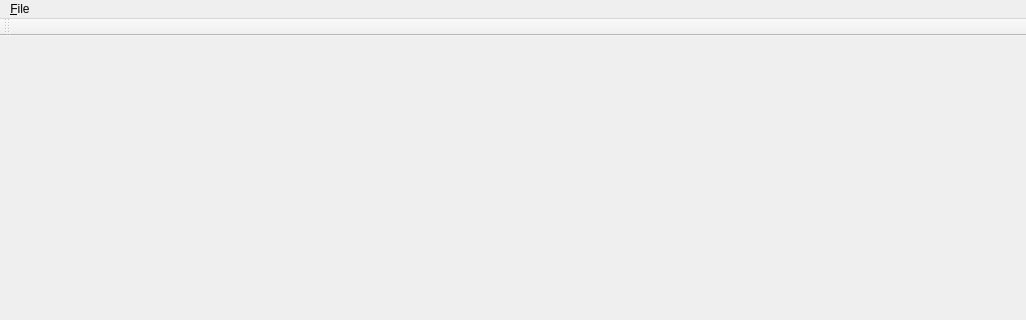
Before: the Qt Designer form src/ui/mainwindow.ui in juzzbott/footstep, drawn with Qt 5; both pictures show x 0 to 1026 and y 0 to 320 of the 1026 by 614 pixel window.
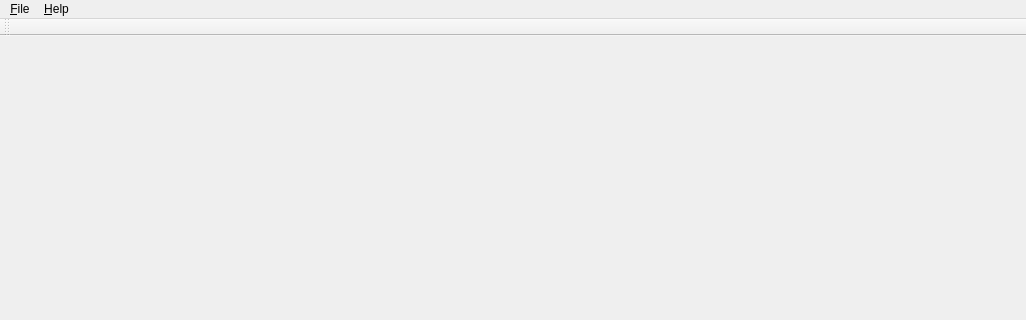
After: the same form once the commit is applied.

Commit message: Started working on the MapLayer class.

Patch:
```diff
--- a/src/ui/mainwindow.ui
+++ b/src/ui/mainwindow.ui
@@ -20,7 +20,7 @@
      <x>0</x>
      <y>0</y>
      <width>1026</width>
-     <height>21</height>
+     <height>22</height>
     </rect>
    </property>
    <widget class="QMenu" name="menuFile">
@@ -31,7 +31,14 @@
     <addaction name="separator"/>
     <addaction name="actionExit"/>
    </widget>
+   <widget class="QMenu" name="menuHelp">
+    <property name="title">
+     <string>&amp;Help</string>
+    </property>
+    <addaction name="actionAbout"/>
+   </widget>
    <addaction name="menuFile"/>
+   <addaction name="menuHelp"/>
   </widget>
   <widget class="QToolBar" name="mainToolBar">
    <attribute name="toolBarArea">
```
Left out of the diff: 25 changed lines with no effect on the pictures. The commit also changes 14 other files.
